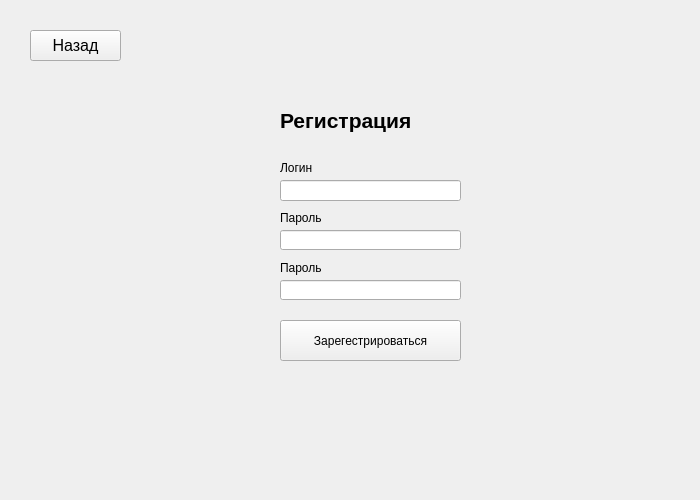
First picture: the form in untitled.ui, repository VoronovV/Sanatorium, before the edit.
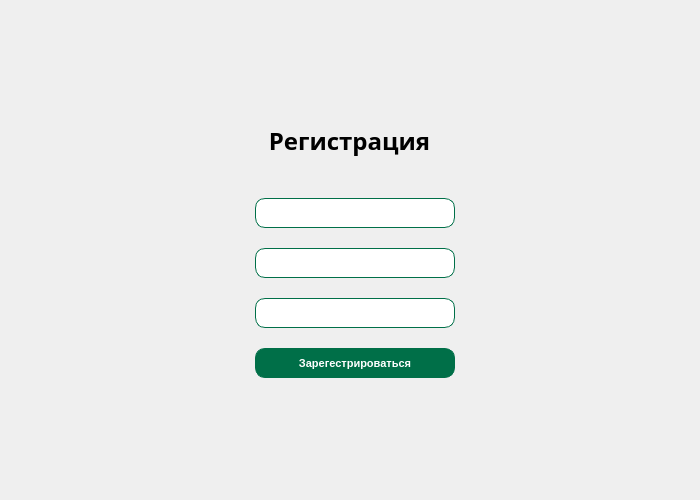
Second picture: the form after the edit. The open tabs and pages were chosen to show the change. Icons and pictures are not drawn.

Patch:
```diff
--- a/untitled.ui
+++ b/untitled.ui
@@ -150,32 +150,67 @@
      <widget class="QLabel" name="label_4">
       <property name="geometry">
        <rect>
-        <x>280</x>
-        <y>100</y>
-        <width>201</width>
-        <height>41</height>
+        <x>265</x>
+        <y>123</y>
+        <width>169</width>
+        <height>35</height>
        </rect>
       </property>
       <property name="font">
        <font>
-        <pointsize>16</pointsize>
-        <weight>75</weight>
+        <family>Montserrat</family>
+        <pointsize>-1</pointsize>
+        <weight>87</weight>
+        <italic>false</italic>
         <bold>true</bold>
        </font>
       </property>
+      <property name="styleSheet">
+       <string notr="true">font-family: 'Montserrat';
+font-style: normal;
+font-weight: 700;
+font-size: 24px;
+line-height: 145%;</string>
+      </property>
       <property name="text">
        <string>Регистрация</string>
       </property>
+      <property name="alignment">
+       <set>Qt::AlignCenter</set>
+      </property>
      </widget>
      <widget class="QPushButton" name="reg_btn_reg_page">
       <property name="geometry">
        <rect>
-        <x>280</x>
-        <y>320</y>
-        <width>181</width>
-        <height>41</height>
+        <x>255</x>
+        <y>348</y>
+        <width>200</width>
+        <height>30</height>
        </rect>
       </property>
+      <property name="minimumSize">
+       <size>
+        <width>200</width>
+        <height>30</height>
+       </size>
+      </property>
+      <property name="maximumSize">
+       <size>
+        <width>200</width>
+        <height>30</height>
+       </size>
+      </property>
+      <property name="styleSheet">
+       <string notr="true">background: #006F48;
+border: 1px solid #006F48;
+border-radius: 10px;
+font-family: 'Montserrat';
+font-style: normal;
+font-weight: 600;
+font-size: 11px;
+line-height: 145%;
+color: #FFFFFF;</string>
+      </property>
       <property name="text">
        <string>Зарегестрироваться</string>
       </property>
@@ -183,70 +218,79 @@
      <widget class="QLineEdit" name="reg_login_edit">
       <property name="geometry">
        <rect>
-        <x>280</x>
-        <y>180</y>
-        <width>181</width>
-        <height>21</height>
+        <x>255</x>
+        <y>198</y>
+        <width>200</width>
+        <height>30</height>
        </rect>
       </property>
+      <property name="minimumSize">
+       <size>
+        <width>200</width>
+        <height>30</height>
+       </size>
+      </property>
+      <property name="maximumSize">
+       <size>
+        <width>200</width>
+        <height>30</height>
+       </size>
+      </property>
+      <property name="styleSheet">
+       <string notr="true">border: 1px solid #006F48;
+border-radius: 10px;</string>
+      </property>
      </widget>
      <widget class="QLineEdit" name="reg_pass_edit">
       <property name="geometry">
        <rect>
-        <x>280</x>
-        <y>230</y>
-        <width>181</width>
-        <height>20</height>
+        <x>255</x>
+        <y>248</y>
+        <width>200</width>
+        <height>30</height>
        </rect>
       </property>
-     </widget>
-     <widget class="QLabel" name="label_5">
-      <property name="geometry">
-       <rect>
-        <x>280</x>
-        <y>160</y>
-        <width>121</width>
-        <height>16</height>
-       </rect>
+      <property name="minimumSize">
+       <size>
+        <width>200</width>
+        <height>30</height>
+       </size>
       </property>
-      <property name="text">
-       <string>Логин</string>
+      <property name="maximumSize">
+       <size>
+        <width>200</width>
+        <height>30</height>
+       </size>
       </property>
-     </widget>
-     <widget class="QLabel" name="label_6">
-      <property name="geometry">
-       <rect>
-        <x>280</x>
-        <y>210</y>
-        <width>131</width>
-        <height>16</height>
-       </rect>
-      </property>
-      <property name="text">
-       <string>Пароль</string>
+      <property name="styleSheet">
+       <string notr="true">border: 1px solid #006F48;
+border-radius: 10px;</string>
       </property>
      </widget>
      <widget class="QLineEdit" name="reg_pass_edit_2">
       <property name="geometry">
        <rect>
-        <x>280</x>
-        <y>280</y>
-        <width>181</width>
-        <height>20</height>
+        <x>255</x>
+        <y>298</y>
+        <width>200</width>
+        <height>30</height>
        </rect>
       </property>
-     </widget>
-     <widget class="QLabel" name="label_7">
-      <property name="geometry">
-       <rect>
-        <x>280</x>
-        <y>260</y>
-        <width>161</width>
-        <height>16</height>
-       </rect>
+      <property name="minimumSize">
+       <size>
+        <width>200</width>
+        <height>30</height>
+       </size>
       </property>
-      <property name="text">
-       <string>Пароль</string>
+      <property name="maximumSize">
+       <size>
+        <width>200</width>
+        <height>30</height>
+       </size>
+      </property>
+      <property name="styleSheet">
+       <string notr="true">border: 1px solid #006F48;
+border-radius: 10px;</string>
       </property>
      </widget>
      <widget class="QPushButton" name="back_btn_reg">
@@ -254,17 +298,43 @@
        <rect>
         <x>30</x>
         <y>30</y>
-        <width>91</width>
-        <height>31</height>
+        <width>25</width>
+        <height>25</height>
        </rect>
       </property>
+      <property name="minimumSize">
+       <size>
+        <width>25</width>
+        <height>25</height>
+       </size>
+      </property>
+      <property name="maximumSize">
+       <size>
+        <width>25</width>
+        <height>25</height>
+       </size>
+      </property>
       <property name="font">
        <font>
         <pointsize>12</pointsize>
        </font>
       </property>
+      <property name="styleSheet">
+       <string notr="true">border-radius: 10px;
+</string>
+      </property>
       <property name="text">
-       <string>Назад</string>
+       <string/>
+      </property>
+      <property name="icon">
+       <iconset>
+        <normaloff>icons8-стрелка-влево-в-круге-2-50.png</normaloff>icons8-стрелка-влево-в-круге-2-50.png</iconset>
+      </property>
+      <property name="iconSize">
+       <size>
+        <width>25</width>
+        <height>25</height>
+       </size>
       </property>
      </widget>
     </widget>
```
Left out of the diff: 470 changed lines with no effect on the pictures.
